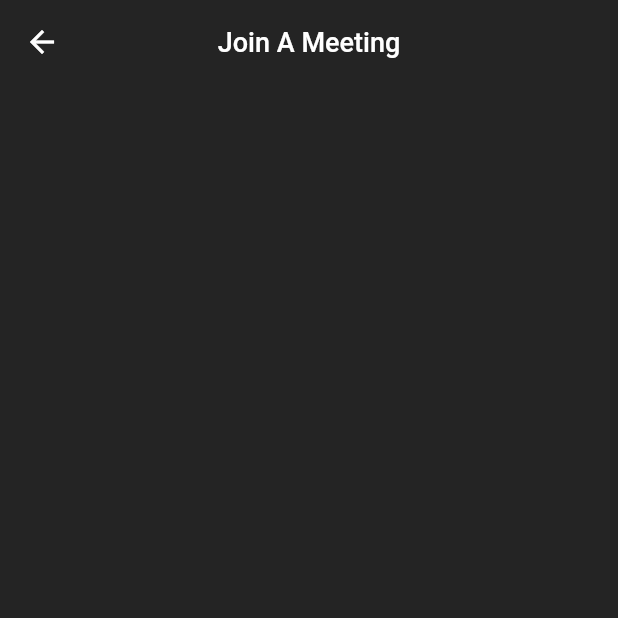
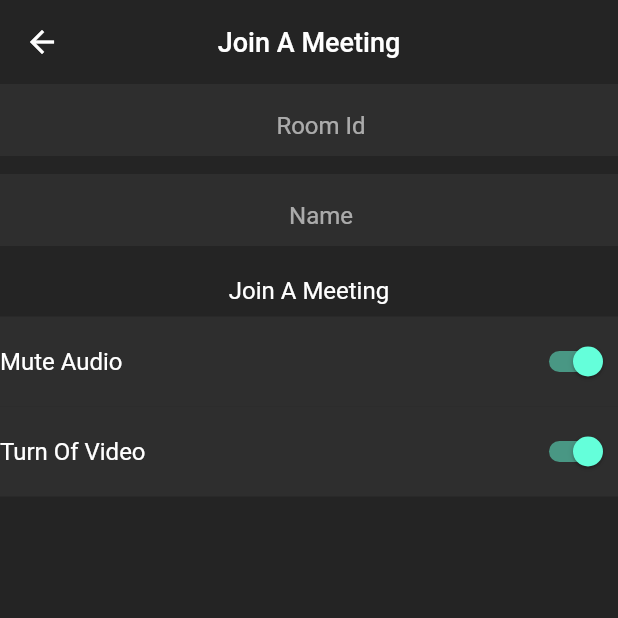
Before and after one commit to SankalpDhama/Videofy, a Flutter app: the VideoCallScreen screen opened by its route, on a phone screen of 412 x 824 dp, the top half of it. Run offline on Flutter 3.47's test engine with Material 2 defaults, Android fonts, the phone set to English and light mode, and no system bars; our stand-ins replace cloud_firestore, firebase_auth, firebase_core, google_sign_in; missing offline and left inert: jitsi_meet_wrapper; accounts and stored records are empty.

Commit message:
join meet added

```diff
--- a/lib/Screen/VideoCallScreen.dart
+++ b/lib/Screen/VideoCallScreen.dart
@@ -1,5 +1,7 @@
 import 'package:flutter/material.dart';
+import 'package:videofy/resources/auth.dart';
 import 'package:videofy/utils/colors.dart';
+import 'package:videofy/widgets/MeetingOption.dart';
 
 class VideoCallScreen extends StatefulWidget {
   const VideoCallScreen({super.key});
@@ -9,6 +11,19 @@ class VideoCallScreen extends StatefulWidget {
 }
 
 class _VideoCallScreenState extends State<VideoCallScreen> {
+  final Auth _auth = Auth();
+  late TextEditingController meetingController;
+  late TextEditingController nameController;
+  void initState() {
+    setState(() {
+      meetingController = TextEditingController();
+      nameController = TextEditingController(text: _auth.user.displayName);
+      super.initState();
+    });
+  }
+  bool isAudioMuted=true;
+  bool isVideoMuted=true;
+  joinMeeting() {}
   @override
   Widget build(BuildContext context) {
     return Scaffold(
@@ -21,6 +36,66 @@ class _VideoCallScreenState extends State<VideoCallScreen> {
         ),
         centerTitle: true,
       ),
+      body: Column(
+        children: [
+          SizedBox(
+            height: 60,
+            child: TextField(
+              controller: meetingController,
+              maxLines: 1,
+              textAlign: TextAlign.center,
+              keyboardType: TextInputType.number,
+              decoration: const InputDecoration(
+                fillColor: secondaryBackgroundColor,
+                filled: true,
+                border: InputBorder.none,
+                hintText: 'Room Id',
+                contentPadding: EdgeInsets.fromLTRB(16, 8, 0, 0),
+              ),
+            ),
+          ),
+          SizedBox(
+            height: 60,
+            child: TextField(
+              controller: nameController,
+              maxLines: 1,
+              textAlign: TextAlign.center,
+              keyboardType: TextInputType.number,
+              decoration: const InputDecoration(
+                fillColor: secondaryBackgroundColor,
+                filled: true,
+                border: InputBorder.none,
+                hintText: 'Name',
+                contentPadding: EdgeInsets.fromLTRB(16, 8, 0, 0),
+              ),
+            ),
+          ),
+          const SizedBox(),
+          InkWell(
+            onTap: joinMeeting,
+            child: Padding(
+              padding: EdgeInsets.all(8),
+              child: Text(
+                'Join A Meeting',
+                style: TextStyle(fontSize: 16),
+              ),
+            ),
+          ),
+          const SizedBox(),
+          MeetingOption(text: 'Mute Audio', isMute: isAudioMuted, onChange: onAudioMuted),
+          MeetingOption(text: 'Turn Of Video', isMute: isVideoMuted, onChange: onVideoMuted)
+        ],
+      ),
     );
   }
+  onVideoMuted(bool val){
+    setState(() {
+      isVideoMuted=val;
+    });
+  }
+  onAudioMuted(bool val){
+    setState(() {
+      isAudioMuted=val;
+    });
+  }
 }
--- /dev/null
+++ b/lib/widgets/MeetingOption.dart
@@ -0,0 +1,27 @@
+import 'package:flutter/material.dart';
+import 'package:videofy/utils/colors.dart';
+
+class MeetingOption extends StatelessWidget {
+  final String text;
+  final bool isMute;
+  final Function(bool) onChange;
+  const MeetingOption({super.key, required this.text, required this.isMute, required this.onChange});
+
+  @override
+  Widget build(BuildContext context) {
+    return Container(
+      height: 60,
+      color: secondaryBackgroundColor,
+      child: Row(
+        mainAxisAlignment: MainAxisAlignment.spaceBetween,
+        children: [
+          Text(
+            text,
+            style: TextStyle(fontSize: 16),
+          ),
+          Switch.adaptive(value: isMute, onChanged: onChange),
+        ],
+      ),
+    );
+  }
+}
```
